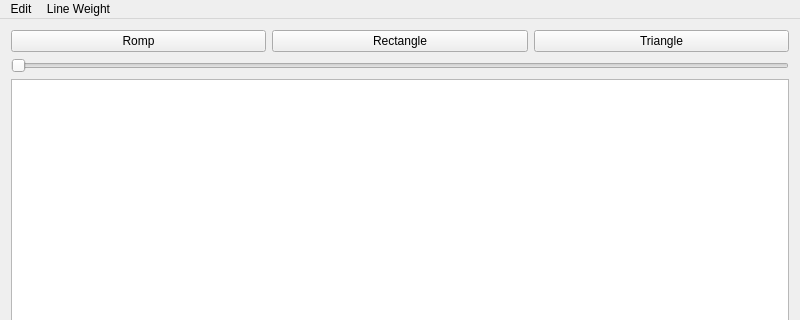
Qt form mainwindow.ui (KamelMoohamed/CMP2241_F21_Team01_IRO_Painting) before a commit; both pictures show x 0 to 800 and y 0 to 320 of the 800 by 600 pixel window.
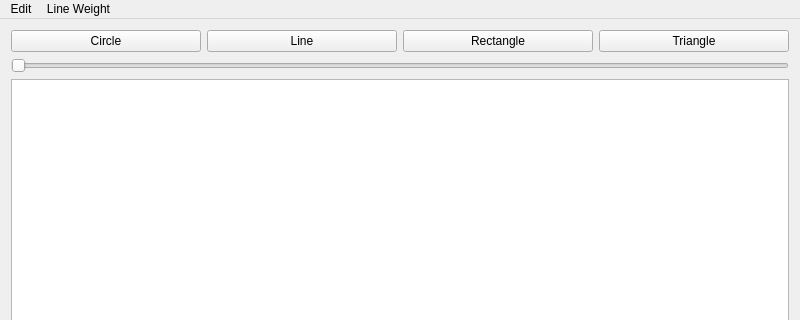
The same form after that commit.

```diff
--- a/mainwindow.ui
+++ b/mainwindow.ui
@@ -15,31 +15,38 @@
   </property>
   <widget class="QWidget" name="centralWidget">
    <layout class="QGridLayout" name="gridLayout">
-    <item row="0" column="1">
-     <widget class="QPushButton" name="pushButton_2">
-      <property name="text">
-       <string>Rectangle</string>
-      </property>
-     </widget>
-    </item>
-    <item row="0" column="2">
+    <item row="0" column="3">
      <widget class="QPushButton" name="pushButton_3">
       <property name="text">
        <string>Triangle</string>
       </property>
      </widget>
     </item>
-    <item row="2" column="0" colspan="3">
+    <item row="0" column="2">
+     <widget class="QPushButton" name="pushButton_2">
+      <property name="text">
+       <string>Rectangle</string>
+      </property>
+     </widget>
+    </item>
+    <item row="0" column="1">
+     <widget class="QPushButton" name="pushButton_4">
+      <property name="text">
+       <string>Line</string>
+      </property>
+     </widget>
+    </item>
+    <item row="2" column="0" colspan="4">
      <widget class="QGraphicsView" name="graphicsView"/>
     </item>
     <item row="0" column="0">
      <widget class="QPushButton" name="pushButton">
       <property name="text">
-       <string>Romp</string>
+       <string>Circle</string>
       </property>
      </widget>
     </item>
-    <item row="1" column="0" colspan="3">
+    <item row="1" column="0" colspan="4">
      <widget class="QSlider" name="horizontalSlider">
       <property name="maximum">
        <number>30</number>
@@ -57,7 +64,7 @@
      <x>0</x>
      <y>0</y>
      <width>800</width>
-     <height>21</height>
+     <height>26</height>
     </rect>
    </property>
    <widget class="QMenu" name="menuEdit">
```
